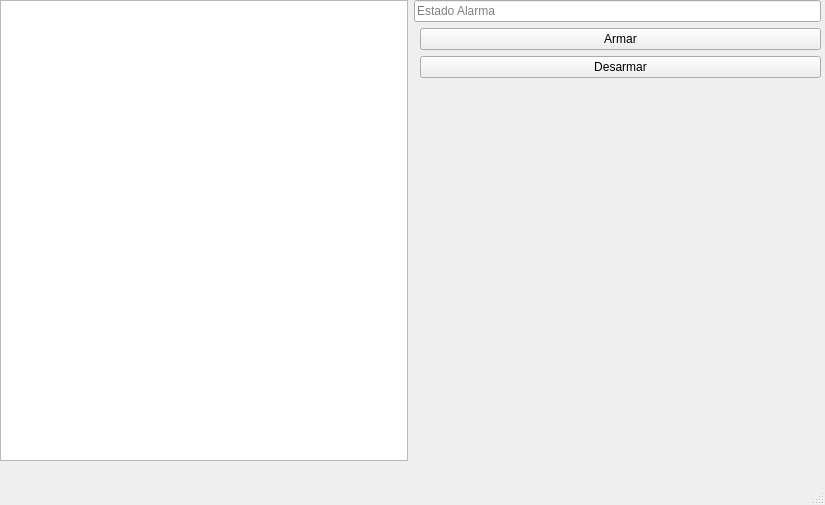
Qt form Stage 4/housewindow.ui (crismoraga/Alarma-Mas-Mas) before a commit.
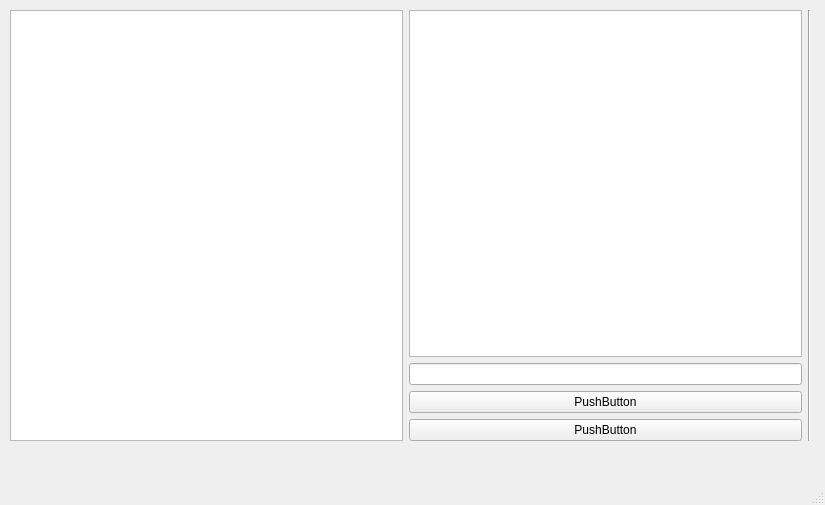
The same form after that commit.

```diff
--- a/Stage 4/housewindow.ui
+++ b/Stage 4/housewindow.ui
@@ -17,10 +17,10 @@
    <widget class="QWidget" name="horizontalLayoutWidget">
     <property name="geometry">
      <rect>
-      <x>0</x>
-      <y>0</y>
-      <width>821</width>
-      <height>461</height>
+      <x>10</x>
+      <y>10</y>
+      <width>801</width>
+      <height>431</height>
      </rect>
     </property>
     <layout class="QHBoxLayout" name="horizontalLayout">
@@ -28,41 +28,28 @@
       <widget class="QGraphicsView" name="houseRegion"/>
      </item>
      <item>
-      <layout class="QFormLayout" name="formLayout">
-       <item row="0" column="0" colspan="2">
-        <widget class="QLineEdit" name="lineEdit">
-         <property name="text">
-          <string/>
+      <layout class="QVBoxLayout" name="verticalLayout">
+       <item>
+        <widget class="QGraphicsView" name="alarmRegion">
+         <property name="sizeAdjustPolicy">
+          <enum>QAbstractScrollArea::AdjustToContents</enum>
          </property>
-         <property name="frame">
-          <bool>true</bool>
-         </property>
-         <property name="readOnly">
-          <bool>true</bool>
-         </property>
-         <property name="placeholderText">
-          <string>Estado Alarma</string>
-         </property>
         </widget>
        </item>
-       <item row="1" column="1">
-        <widget class="QPushButton" name="pushButton">
-         <property name="text">
-          <string>Armar</string>
-         </property>
-        </widget>
+       <item>
+        <widget class="QLineEdit" name="lineEdit"/>
        </item>
-       <item row="2" column="1">
+       <item>
         <widget class="QPushButton" name="pushButton_2">
          <property name="text">
-          <string>Desarmar</string>
+          <string>PushButton</string>
          </property>
         </widget>
        </item>
-       <item row="3" column="1">
-        <widget class="QWidget" name="Siren" native="true">
-         <property name="styleSheet">
-          <string notr="true">background-color: white</string>
+       <item>
+        <widget class="QPushButton" name="pushButton">
+         <property name="text">
+          <string>PushButton</string>
          </property>
          <widget class="QFrame" name="siren">
           <property name="enabled">
@@ -102,6 +89,13 @@
        </item>
       </layout>
      </item>
+     <item>
+      <widget class="Line" name="line">
+       <property name="orientation">
+        <enum>Qt::Vertical</enum>
+       </property>
+      </widget>
+     </item>
     </layout>
    </widget>
   </widget>
```
Left out of the diff: 36 changed lines with no effect on the pictures.
